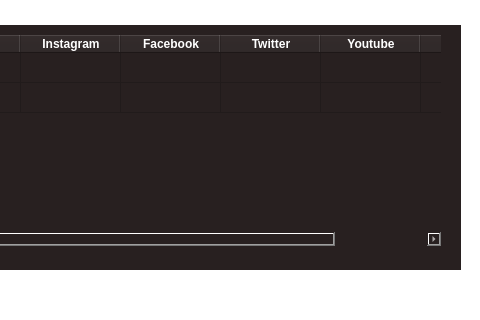
Old version of the form form.ui in the repository RP-Guruh/lead_generator_py_qt; both pictures show x 720 to 1200 and y 350 to 670 of the 1200 by 670 pixel window.
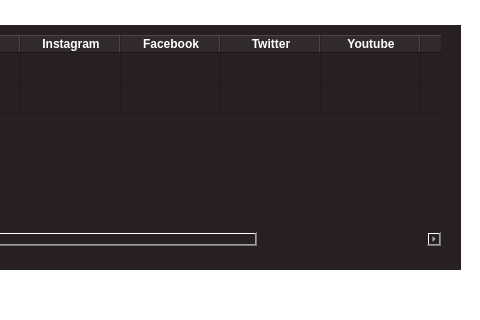
New version of the form. The open tabs and pages were chosen to show the change. Icons and pictures are not drawn.

The edit to the form file:
```diff
--- a/form.ui
+++ b/form.ui
@@ -364,7 +364,12 @@
       </column>
       <column>
        <property name="text">
-        <string>tiktok</string>
+        <string>Tiktok</string>
+       </property>
+      </column>
+      <column>
+       <property name="text">
+        <string>Link Gmaps</string>
        </property>
       </column>
       <item row="0" column="0">
```
Left out of the diff: 2 changed lines with no effect on the pictures.
